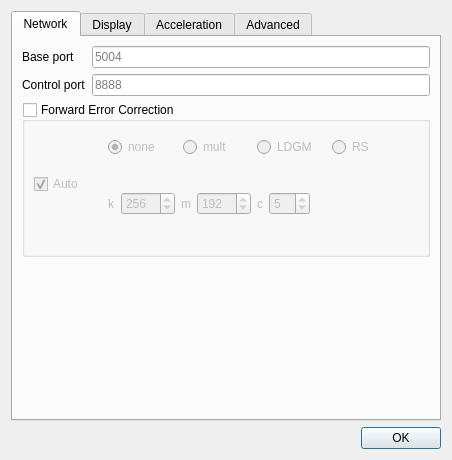
Before: the Qt Designer form gui/QT/ui/settings.ui in CESNET/UltraGrid, drawn with Qt 5.
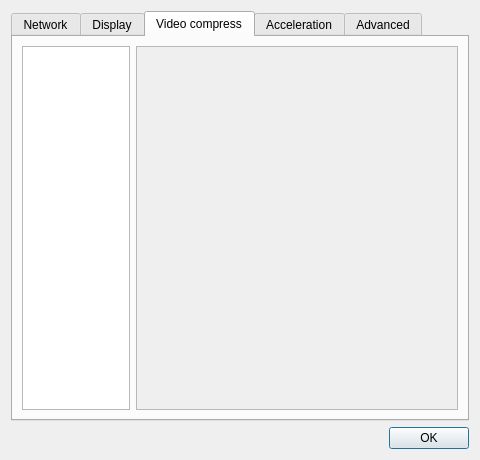
After: the same form once the commit is applied. The open tabs and pages were chosen to show the change.

Commit message: GUI: codec options tab

```diff
--- a/gui/QT/ui/settings.ui
+++ b/gui/QT/ui/settings.ui
@@ -6,7 +6,7 @@
    <rect>
     <x>0</x>
     <y>0</y>
-    <width>452</width>
+    <width>480</width>
     <height>460</height>
    </rect>
   </property>
@@ -481,6 +481,46 @@
        </item>
       </layout>
      </widget>
+     <widget class="QWidget" name="vidCompTab">
+      <attribute name="title">
+       <string>Video compress</string>
+      </attribute>
+      <layout class="QHBoxLayout" name="horizontalLayout_2">
+       <item>
+        <widget class="QListWidget" name="codecList">
+         <property name="sizePolicy">
+          <sizepolicy hsizetype="Expanding" vsizetype="Expanding">
+           <horstretch>1</horstretch>
+           <verstretch>0</verstretch>
+          </sizepolicy>
+         </property>
+        </widget>
+       </item>
+       <item>
+        <widget class="QScrollArea" name="codecOptScroll">
+         <property name="sizePolicy">
+          <sizepolicy hsizetype="Expanding" vsizetype="Expanding">
+           <horstretch>3</horstretch>
+           <verstretch>0</verstretch>
+          </sizepolicy>
+         </property>
+         <property name="widgetResizable">
+          <bool>true</bool>
+         </property>
+         <widget class="QWidget" name="scrollContents">
+          <property name="geometry">
+           <rect>
+            <x>0</x>
+            <y>0</y>
+            <width>98</width>
+            <height>28</height>
+           </rect>
+          </property>
+         </widget>
+        </widget>
+       </item>
+      </layout>
+     </widget>
      <widget class="QWidget" name="accelTab">
       <attribute name="title">
        <string>Acceleration</string>
```
The commit also changes 4 other files.
